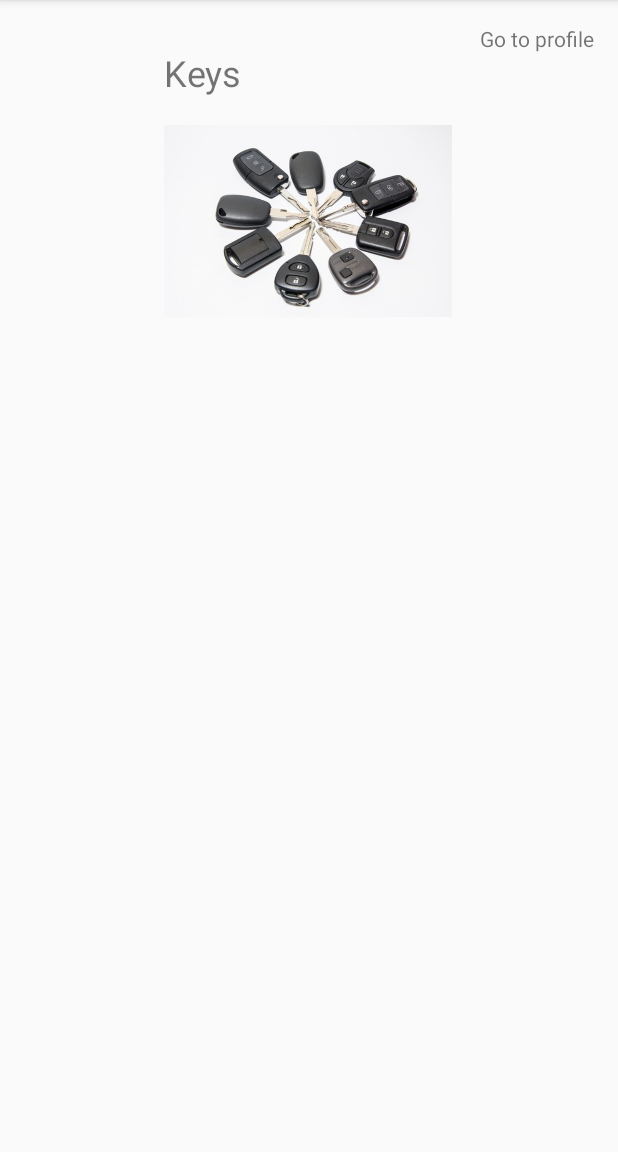
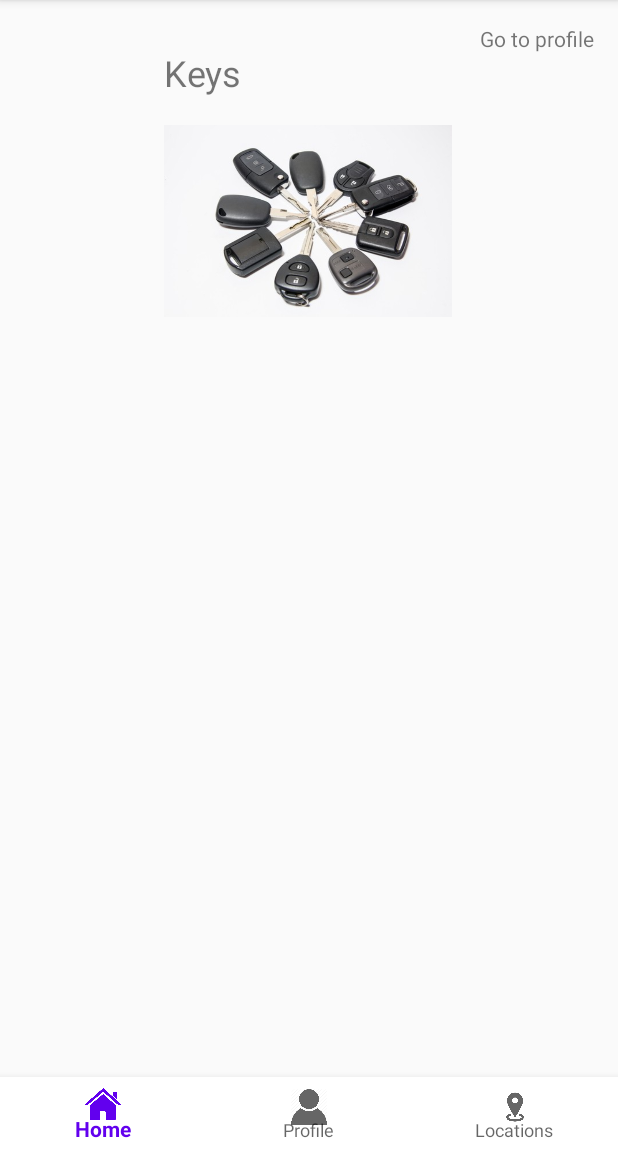
Before and after one commit to petarkostadinovski/AndroidProject, an Android app: the MenuActivity screen opened directly, with no data from a screen before it, on a phone screen of 412 x 824 dp, the part 84-1236 px from its top. Run offline under Robolectric (Android 15) with nearby library versions, the phone set to English and light mode, and no system bars.

Commit message:
new commit

```diff
--- a/app/build.gradle
+++ b/app/build.gradle
@@ -41,6 +41,7 @@ dependencies {
     androidTestImplementation 'androidx.test.espresso:espresso-core:3.2.0'
     implementation 'com.google.firebase:firebase-auth:19.3.1'
     implementation 'com.squareup.picasso:picasso:2.71828'
+    //noinspection GradleCompatible
     implementation 'com.android.support:design:28.0.0'
 }
 
--- a/app/src/main/java/com/example/firebaseproject/Activities/MainActivity.java
+++ b/app/src/main/java/com/example/firebaseproject/Activities/MainActivity.java
@@ -7,6 +7,7 @@ import android.app.ProgressDialog;
 import android.content.Intent;
 import android.os.Bundle;
 import android.text.TextUtils;
+import android.view.MenuItem;
 import android.view.View;
 import android.widget.Button;
 import android.widget.EditText;
@@ -16,6 +17,7 @@ import android.widget.Toast;
 import com.example.firebaseproject.R;
 import com.google.android.gms.tasks.OnCompleteListener;
 import com.google.android.gms.tasks.Task;
+import com.google.android.material.bottomnavigation.BottomNavigationView;
 import com.google.firebase.auth.AuthResult;
 import com.google.firebase.auth.FirebaseAuth;
 
--- a/app/src/main/java/com/example/firebaseproject/Activities/MenuActivity.java
+++ b/app/src/main/java/com/example/firebaseproject/Activities/MenuActivity.java
@@ -1,14 +1,19 @@
 package com.example.firebaseproject.Activities;
 
+import androidx.annotation.NonNull;
 import androidx.appcompat.app.AppCompatActivity;
 
 import android.content.Intent;
 import android.os.Bundle;
+import android.view.MenuItem;
 import android.view.View;
 import android.widget.ImageView;
 import android.widget.TextView;
 
 import com.example.firebaseproject.R;
+import com.google.android.material.bottomnavigation.BottomNavigationItemView;
+import com.google.android.material.bottomnavigation.BottomNavigationMenu;
+import com.google.android.material.bottomnavigation.BottomNavigationView;
 
 public class MenuActivity extends AppCompatActivity {
 
@@ -25,6 +30,11 @@ public class MenuActivity extends AppCompatActivity {
         textViewKeys = (TextView)findViewById(R.id.textViewKeys);
         textViewProfile = (TextView)findViewById(R.id.textViewProfile);
         imageViewKeys = (ImageView)findViewById(R.id.imageViewKeys);
+
+
+        BottomNavigationView bottomNav = findViewById(R.id.bottomNavigation);
+        bottomNav.setOnNavigationItemSelectedListener(navigationItemSelectedListener);
+
 
         textViewKeys.setOnClickListener(new View.OnClickListener() {
             @Override
@@ -48,4 +58,21 @@ public class MenuActivity extends AppCompatActivity {
         });
 
     }
+
+    BottomNavigationView.OnNavigationItemSelectedListener navigationItemSelectedListener = new BottomNavigationView.OnNavigationItemSelectedListener() {
+        @Override
+        public boolean onNavigationItemSelected(@NonNull MenuItem item) {
+
+            int itemId = item.getItemId();
+            if (itemId == R.id.nav_profile){
+
+                Intent intent = new Intent(MenuActivity.this, ProfileActivity.class);
+                startActivity(intent);
+                return true;
+            }
+            else
+                return false;
+        }
+    };
+
 }
--- a/app/src/main/res/layout/activity_menu.xml
+++ b/app/src/main/res/layout/activity_menu.xml
@@ -39,5 +39,15 @@
         app:layout_constraintStart_toStartOf="parent"
         app:layout_constraintTop_toTopOf="parent" />
 
+    <com.google.android.material.bottomnavigation.BottomNavigationView
+        android:id="@+id/bottomNavigation"
+        android:layout_width="match_parent"
+        android:layout_height="50dp"
+        android:background="@color/design_default_color_background"
+        app:layout_constraintBottom_toBottomOf="parent"
+        app:layout_constraintEnd_toEndOf="parent"
+        app:layout_constraintHorizontal_bias="0.0"
+        app:layout_constraintStart_toStartOf="parent"
+        app:menu="@menu/bottom_navigation" />
 
 </androidx.constraintlayout.widget.ConstraintLayout>
--- /dev/null
+++ b/app/src/main/res/menu/bottom_navigation.xml
@@ -0,0 +1,36 @@
+<?xml version="1.0" encoding="utf-8"?>
+<menu xmlns:android="http://schemas.android.com/apk/res/android"
+    xmlns:tools="http://schemas.android.com/tools"
+    android:layout_height="50dp" android:layout_width="50dp"
+    android:id="@+id/menu">
+    <item
+        android:id="@+id/nav_home"
+        android:icon="@drawable/home"
+        android:title="Home"
+        tools:layout_conversion_absoluteHeight="0dp"
+        tools:layout_editor_absoluteY="0dp"
+        tools:layout_editor_absoluteX="0dp"
+        android:layout_height="wrap_content"
+        tools:layout_conversion_absoluteWidth="0dp"
+        android:layout_width="wrap_content" />
+    <item
+        android:id="@+id/nav_profile"
+        android:icon="@drawable/user"
+        android:title="Profile"
+        tools:layout_conversion_absoluteHeight="0dp"
+        tools:layout_editor_absoluteY="0dp"
+        tools:layout_editor_absoluteX="0dp"
+        android:layout_height="wrap_content"
+        tools:layout_conversion_absoluteWidth="0dp"
+        android:layout_width="wrap_content" />
+    <item
+        android:id="@+id/nav_locations"
+        android:icon="@drawable/location"
+        android:title="Locations"
+        tools:layout_conversion_absoluteHeight="0dp"
+        tools:layout_editor_absoluteY="0dp"
+        tools:layout_editor_absoluteX="0dp"
+        android:layout_height="wrap_content"
+        tools:layout_conversion_absoluteWidth="0dp"
+        android:layout_width="wrap_content" />
+</menu>
--- a/app/src/main/res/values/colors.xml
+++ b/app/src/main/res/values/colors.xml
@@ -3,4 +3,5 @@
     <color name="colorPrimary">#6200EE</color>
     <color name="colorPrimaryDark">#3700B3</color>
     <color name="colorAccent">#03DAC5</color>
+    <color name="myColor">#005191</color>
 </resources>
```
Also changed, not shown: app/src/main/java/com/example/firebaseproject/Activities/KeysActivity.java (+28 -12 lines), app/src/main/res/layout/activity_keys.xml (+36 -50 lines), app/src/main/res/drawable/car.png (added), app/src/main/res/drawable/location.png (added), app/src/main/res/drawable/user.png (added).
